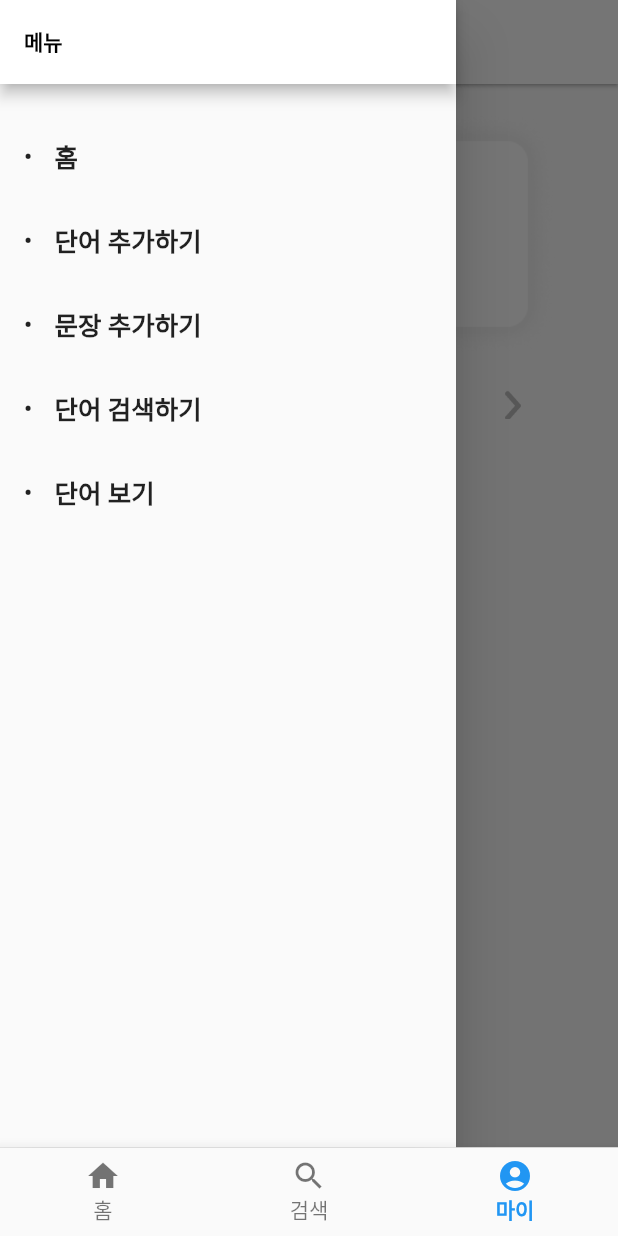
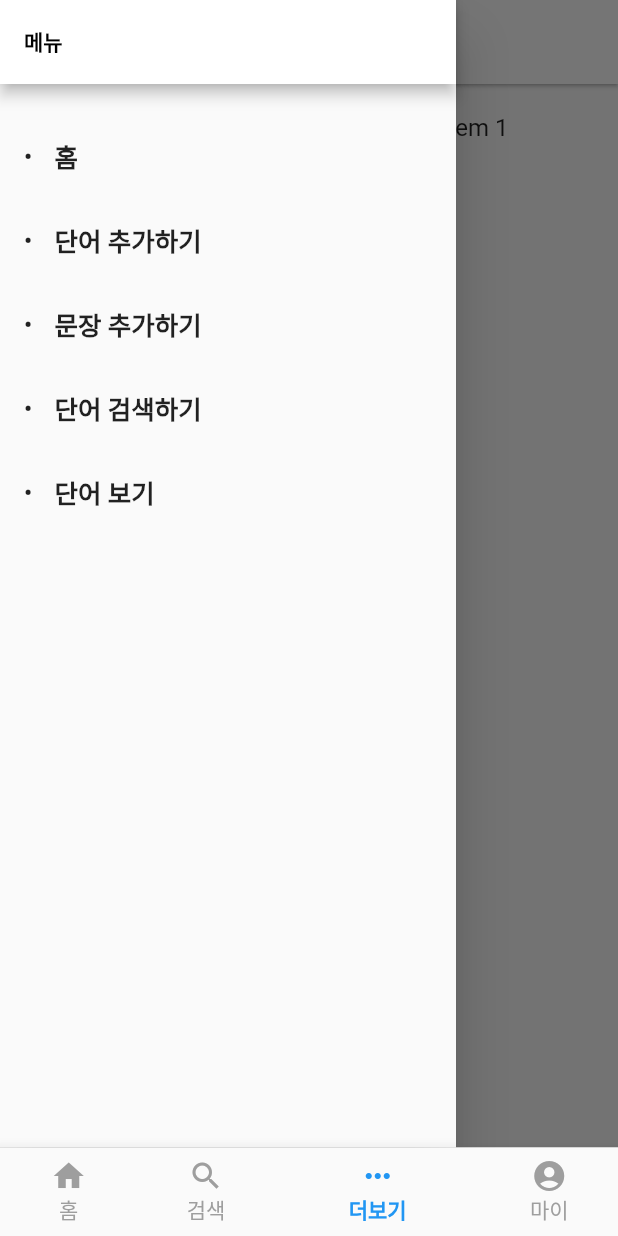
Before and after one commit to JeHeeYu/Memorize-Wodrds, a Flutter app: the BottomNavigationController screen opened directly, item 3 of the bottom bar chosen, with the side drawer open, on a phone screen of 412 x 824 dp. Run offline on Flutter 3.47's test engine with Material 2 defaults, Android fonts, the phone set to English and light mode, and no system bars; our stand-ins replace cloud_firestore, firebase_auth, firebase_core, firebase_database, flutter_tts, fluttertoast and 3 more; accounts and stored records are empty.

Commit message:
Feat: 더보기 탭 추가

```diff
--- a/lib/src/controllers/bottom_navigation_controller.dart
+++ b/lib/src/controllers/bottom_navigation_controller.dart
@@ -1,4 +1,5 @@
 import 'package:flutter/material.dart';
+import 'package:memorize_wodrds/src/pages/more_page.dart';
 import 'package:memorize_wodrds/src/pages/profile_page.dart';
 import 'package:memorize_wodrds/src/pages/search_page.dart';
 import 'package:memorize_wodrds/src/static/strings_data.dart';
@@ -19,6 +20,7 @@ class _BottomNavigationControllerState
   final List<Widget> _pages = <Widget>[
     const HomePage(),
     const SearchPage(),
+    const MorePage(),
     const ProfilePage(),
   ];
 
@@ -48,10 +50,17 @@ class _BottomNavigationControllerState
             label: Strings.STR_BOTTOM_TAB_SEARCH,
           ),
           BottomNavigationBarItem(
+            icon: Icon(Icons.more_horiz),
+            label: Strings.STR_BOTTOM_TAB_MORE,
+          ),
+          BottomNavigationBarItem(
             icon: Icon(Icons.account_circle),
             label: Strings.STR_BOTTOM_TAB_PROFILE,
           ),
         ],
+        showUnselectedLabels: true,
+        selectedItemColor: Colors.blue, // 선택된 아이템의 색상
+        unselectedItemColor: Colors.grey, // 선택되지 않은 아이템의 색상
         selectedLabelStyle: const TextStyle(
           fontSize: 14,
           fontWeight: FontWeight.bold,
--- /dev/null
+++ b/lib/src/pages/more_page.dart
@@ -0,0 +1,59 @@
+import 'package:flutter/material.dart';
+import 'package:flutter/src/widgets/framework.dart';
+import 'package:flutter/src/widgets/placeholder.dart';
+
+import '../components/app_bar_widget.dart';
+import '../components/left_menu.dart';
+import '../static/images_data.dart';
+import '../static/strings_data.dart';
+
+class MorePage extends StatelessWidget {
+  const MorePage({super.key});
+
+  Widget _buildGridItem(AssetImage image, String text) {
+    return Container(
+      padding: const EdgeInsets.all(8),
+      child: Row(
+        children: [
+          Expanded(
+            child: Image(
+              image: image,
+              // width: 20,
+              // height: 20,
+            ),
+          ),
+          const SizedBox(height: 8),
+          Expanded(
+            child: Text(
+              text,
+              style: const TextStyle(fontSize: 16),
+            ),
+          ),
+        ],
+      ),
+    );
+  }
+
+  @override
+  Widget build(BuildContext context) {
+    return Scaffold(
+      appBar: const AppBarWidget(
+        title: Strings.STR_PROFILE_MORE,
+      ),
+      drawer: const LeftMenu(),
+      body: Padding(
+        padding: const EdgeInsets.symmetric(horizontal: 30),
+        child: GridView.count(
+          crossAxisCount: 2,
+          childAspectRatio: 3,
+          children: [
+            _buildGridItem(AssetImage(Images.IMG_ARROW_BOTTOM), 'Item 1'),
+            _buildGridItem(AssetImage(Images.IMG_ARROW_BOTTOM), 'Item 1'),
+            _buildGridItem(AssetImage(Images.IMG_ARROW_BOTTOM), 'Item 1'),
+            // 그리드 아이템을 추가해 나갈 수 있습니다.
+          ],
+        ),
+      ),
+    );
+  }
+}
--- a/lib/src/static/strings_data.dart
+++ b/lib/src/static/strings_data.dart
@@ -19,6 +19,7 @@ class Strings {
   static const String STR_BOTTOM_TAB_HOME = "홈";
   static const String STR_BOTTOM_TAB_SEARCH = "검색";
   static const String STR_BOTTOM_TAB_PROFILE = "마이";
+  static const String STR_BOTTOM_TAB_MORE = "더보기";
 
   // Home Widget
   static const String STR_HOME_WIDGET_ADD = "추가하기";
@@ -38,6 +39,7 @@ class Strings {
   static const String STR_PROFILE_MENU = "계정 관리";
   static const String STR_PROFILE_CURRENT_ACCOUNT = "현재 로그인된 계정";
   static const String STR_PROFILE_SIGN_OUT = "로그아웃 하기";
+  static const String STR_PROFILE_MORE = "더보기";
 
   // Add Screen
   static const String STR_ADD_SCREEN_WORD_ADD = "단어 추가하기";
```
